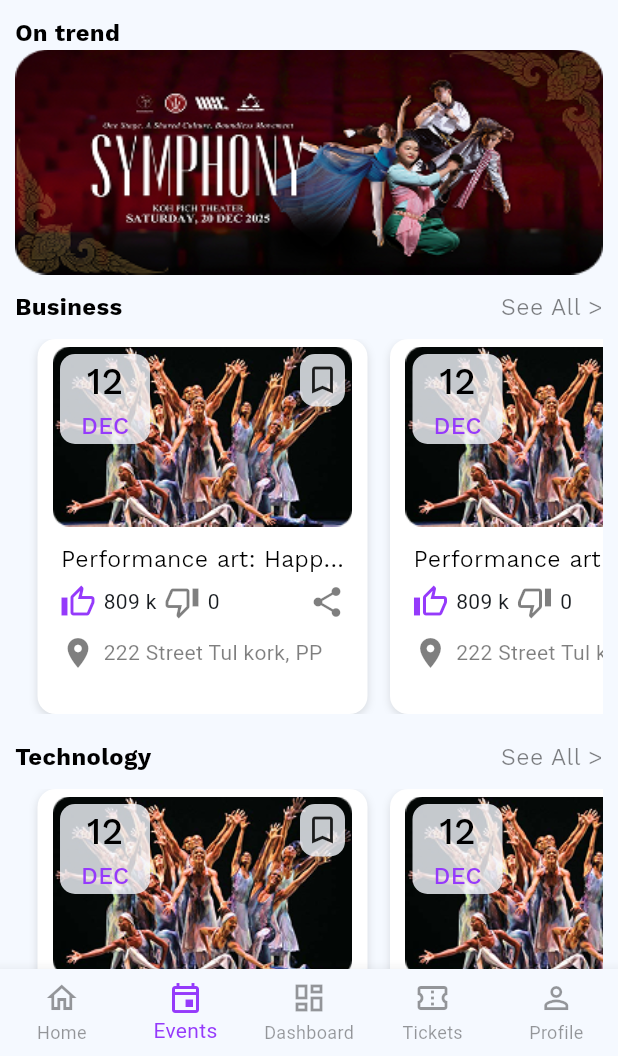
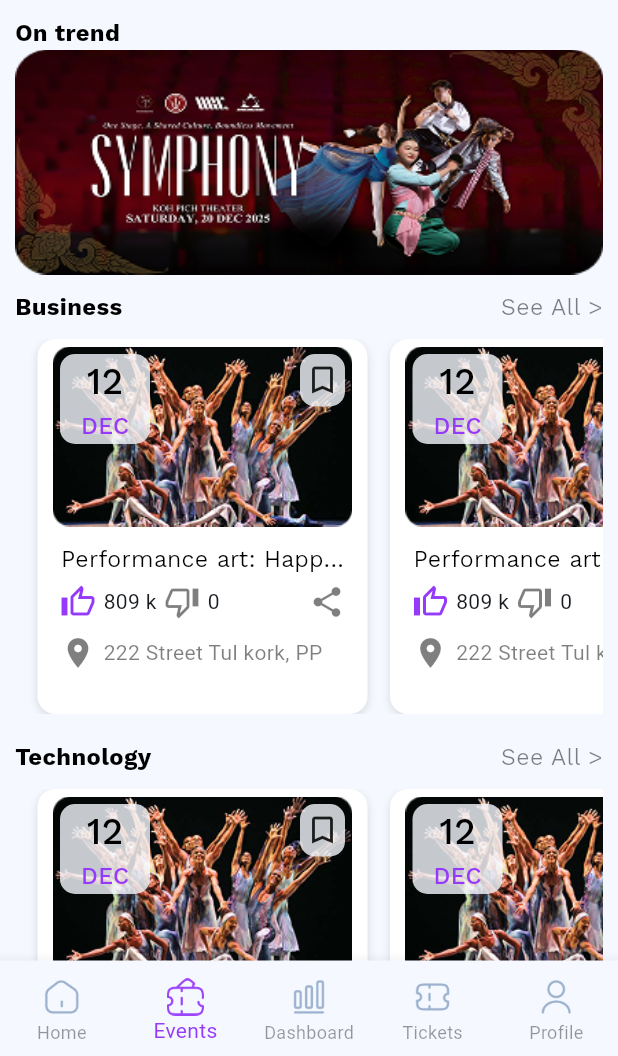
Before and after one commit to MoeurnSovanara/MobleProjectY4, a Flutter app: the screen it shows after launch, item 2 of the bottom bar chosen, on a phone screen of 412 x 824 dp, the part 180-1236 px from its top. Run offline on Flutter 3.47's test engine with Material 3 defaults, Android fonts, the phone set to English and light mode, and no system bars; drawn by our look-alikes of carousel_slider; our stand-ins replace device_preview, dotted_border, image_picker, percent_indicator, video_player.

Commit message:
Update ICon tabar

```diff
--- a/lib/Pages/Navigator/changePage.dart
+++ b/lib/Pages/Navigator/changePage.dart
@@ -43,6 +43,10 @@ class _ChangepageState extends State<Changepage> {
 
   @override
   Widget build(BuildContext context) {
+    final size = MediaQuery.of(context).size;
+    final double iconSize = size.width * 0.06; // ~6% of screen width
+    final double topPadding = size.height * 0.006; // small responsive top padding
+
     return Scaffold(
       backgroundColor: AdvertiseColor.backgroundColor,
       body: pages[currentTabIndex],
@@ -53,25 +57,100 @@ class _ChangepageState extends State<Changepage> {
         selectedItemColor: AdvertiseColor.primaryColor,
         unselectedItemColor: AdvertiseColor.textColor.withOpacity(0.4),
         type: BottomNavigationBarType.fixed,
-        items: const [
+        items: [
           BottomNavigationBarItem(
-            icon: Icon(Icons.home_outlined),
+            icon: Padding(
+              padding: EdgeInsets.only(top: topPadding),
+              child: Image.asset(
+                'assets/img/Icon/homeTabar.png',
+                width: iconSize,
+                height: iconSize,
+              ),
+            ),
+            activeIcon: Padding(
+              padding: EdgeInsets.only(top: topPadding),
+              child: Image.asset(
+                'assets/img/Icon/homeTabarActive.png',
+                width: iconSize,
+                height: iconSize,
+              ),
+            ),
             label: 'Home',
           ),
           BottomNavigationBarItem(
-            icon: Icon(Icons.event_outlined),
+            icon: Padding(
+              padding: EdgeInsets.only(top: topPadding),
+              child: Image.asset(
+                'assets/img/Icon/eventTabar.png',
+                width: iconSize,
+                height: iconSize,
+              ),
+            ),
+            activeIcon: Padding(
+              padding: EdgeInsets.only(top: topPadding),
+              child: Image.asset(
+                'assets/img/Icon/eventTabarActive.png',
+                width: iconSize,
+                height: iconSize,
+              ),
+            ),
             label: 'Events',
           ),
           BottomNavigationBarItem(
-            icon: Icon(Icons.dashboard_outlined),
+            icon: Padding(
+              padding: EdgeInsets.only(top: topPadding),
+              child: Image.asset(
+                'assets/img/Icon/dashboadTabar.png',
+                width: iconSize,
+                height: iconSize,
+              ),
+            ),
+            activeIcon: Padding(
+              padding: EdgeInsets.only(top: topPadding),
+              child: Image.asset(
+                'assets/img/Icon/dashboardTabarActive.png',
+                width: iconSize,
+                height: iconSize,
+              ),
+            ),
             label: 'Dashboard',
           ),
           BottomNavigationBarItem(
-            icon: Icon(Icons.confirmation_number_outlined),
+            icon: Padding(
+              padding: EdgeInsets.only(top: topPadding),
+              child: Image.asset(
+                'assets/img/Icon/myTicketTabar.png',
+                width: iconSize,
+                height: iconSize,
+              ),
+            ),
+            activeIcon: Padding(
+              padding: EdgeInsets.only(top: topPadding),
+              child: Image.asset(
+                'assets/img/Icon/myTicketTabarActive.png',
+                width: iconSize,
+                height: iconSize,
+              ),
+            ),
             label: 'Tickets',
           ),
           BottomNavigationBarItem(
-            icon: Icon(Icons.person_outline),
+            icon: Padding(
+              padding: EdgeInsets.only(top: topPadding),
+              child: Image.asset(
+                'assets/img/Icon/profileTabar.png',
+                width: iconSize,
+                height: iconSize,
+              ),
+            ),
+            activeIcon: Padding(
+              padding: EdgeInsets.only(top: topPadding),
+              child: Image.asset(
+                'assets/img/Icon/profileTabarActive.png',
+                width: iconSize,
+                height: iconSize,
+              ),
+            ),
             label: 'Profile',
           ),
         ],
```
Also changed, not shown: assets/img/Icon/dashboadTabar.png (added), assets/img/Icon/dashboardTabarActive.png (added), assets/img/Icon/eventTabar.png (added), assets/img/Icon/eventTabarActive.png (added), assets/img/Icon/homeTabar.png (added), assets/img/Icon/homeTabarActive.png (added), assets/img/Icon/myTicketTabar.png (added), assets/img/Icon/myTicketTabarActive.png (added), assets/img/Icon/profileTabar.png (added), assets/img/Icon/profileTabarActive.png (added), lib/Organizer/Pages/Dashboard/orgdashboard.dart (added).
